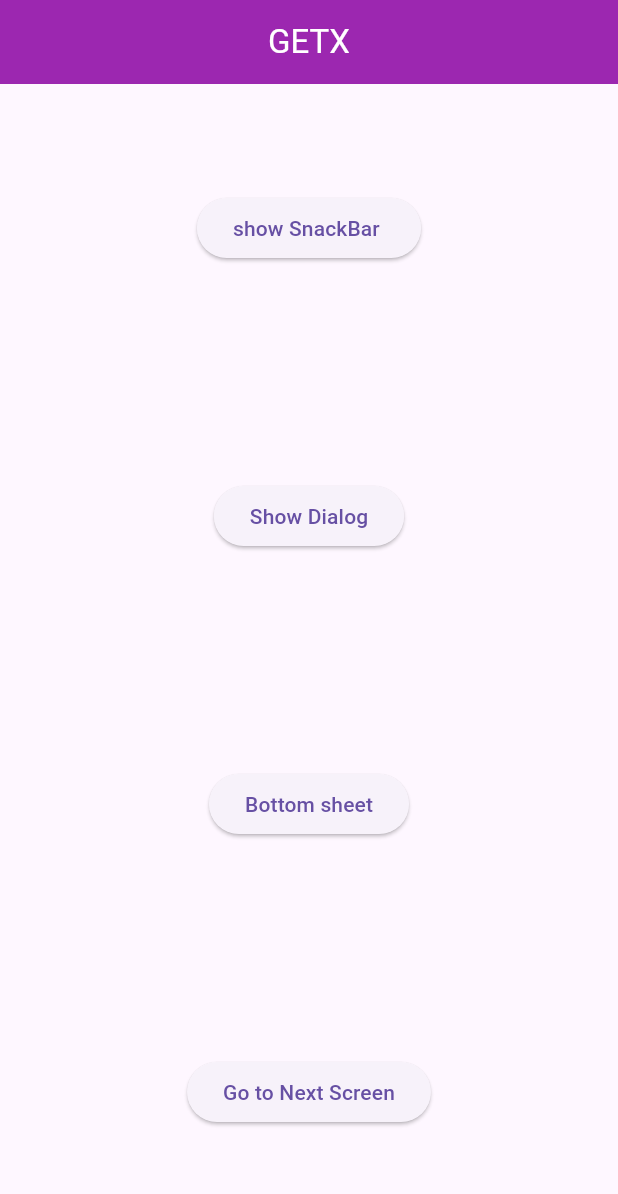
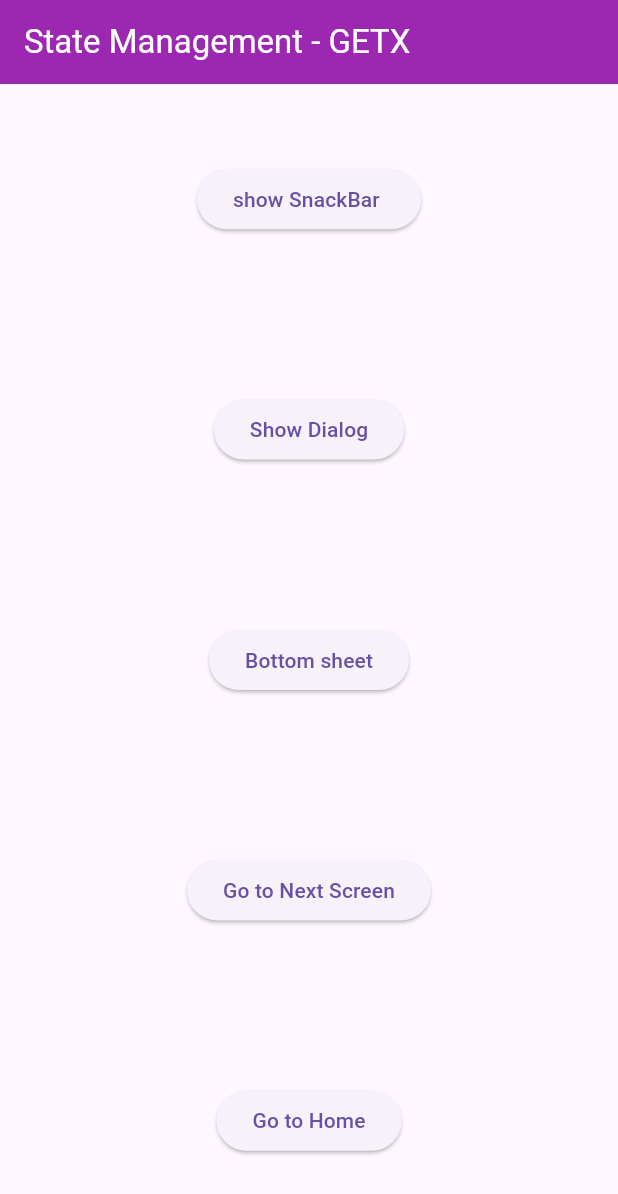
Before and after one commit to jasirpk/Getx, a Flutter app: the screen it shows after launch, on a phone screen of 412 x 824 dp. Shown: the top 1194 px of the screen. Run offline on Flutter 3.47's test engine with Material 3 defaults, Android fonts, the phone set to English and light mode, and no system bars; our stand-ins replace get.

Commit message:
rote added

```diff
--- a/lib/main.dart
+++ b/lib/main.dart
@@ -1,6 +1,8 @@
 import 'package:Getx/screens/home_screen.dart';
 import 'package:Getx/widgets/alert_dialog.dart';
 import 'package:Getx/widgets/bottom_sheet.dart';
+import 'package:Getx/widgets/named_route.dart';
+import 'package:Getx/widgets/navigate_route.dart';
 import 'package:Getx/widgets/snackbar.dart';
 import 'package:flutter/material.dart';
 import 'package:get/get.dart';
@@ -16,15 +18,23 @@ class MyApp extends StatelessWidget {
   @override
   Widget build(BuildContext context) {
     return GetMaterialApp(
+      initialRoute: "/",
+      defaultTransition: Transition.zoom,
+      getPages: [
+        GetPage(name: '/', page: () => MyApp()),
+        GetPage(
+            name: '/home',
+            page: () => Home_Screen(),
+            transition: Transition.leftToRight)
+      ],
       theme: ThemeData(
         appBarTheme: AppBarTheme(color: Colors.purple),
       ),
       title: 'GETX',
       home: Scaffold(
         appBar: AppBar(
-          centerTitle: true,
           title: Text(
-            'GETX',
+            'State Management - GETX',
             style: TextStyle(color: Colors.white),
           ),
         ),
@@ -36,24 +46,8 @@ class MyApp extends StatelessWidget {
               SnackBar_Screen(),
               AlertDialog_Screen(),
               BottomSheet_Screen(),
-              ElevatedButton(
-                  onPressed: () async {
-                    var data = await Get.to(
-                      Home_Screen(),
-                      arguments: "Data from Main",
-                      fullscreenDialog: true,
-                      transition: Transition.zoom,
-                      duration: Duration(milliseconds: 900),
-                      // curve: Curves.bounceInOut,
-                    );
-                    print("The recieved data is $data");
-                    // This will not return..!
-                    // Get.off(Home_Screen());
-
-                    // Go to Home and removing all previous screens...!
-                    // Get.offAll(Home_Screen());
-                  },
-                  child: Text('Go to Next Screen')),
+              Navigate_Route_Screen(),
+              NamedRoute_Screen(),
             ],
           ),
         ),
--- /dev/null
+++ b/lib/widgets/named_route.dart
@@ -0,0 +1,18 @@
+import 'package:flutter/material.dart';
+import 'package:get/get.dart';
+
+class NamedRoute_Screen extends StatelessWidget {
+  const NamedRoute_Screen({
+    super.key,
+  });
+
+  @override
+  Widget build(BuildContext context) {
+    return ElevatedButton(
+      onPressed: () {
+        Get.toNamed("/home");
+      },
+      child: Text('Go to Home'),
+    );
+  }
+}
--- /dev/null
+++ b/lib/widgets/navigate_route.dart
@@ -0,0 +1,31 @@
+import 'package:Getx/screens/home_screen.dart';
+import 'package:flutter/material.dart';
+import 'package:get/get.dart';
+
+class Navigate_Route_Screen extends StatelessWidget {
+  const Navigate_Route_Screen({
+    super.key,
+  });
+
+  @override
+  Widget build(BuildContext context) {
+    return ElevatedButton(
+        onPressed: () async {
+          var data = await Get.to(
+            Home_Screen(),
+            arguments: "Data from Main",
+            fullscreenDialog: true,
+            transition: Transition.zoom,
+            duration: Duration(milliseconds: 900),
+            // curve: Curves.bounceInOut,
+          );
+          print("The recieved data is $data");
+          // This will not return..!
+          // Get.off(Home_Screen());
+
+          // Go to Home and removing all previous screens...!
+          // Get.offAll(Home_Screen());
+        },
+        child: Text('Go to Next Screen'));
+  }
+}
--- a/pubspec.yaml
+++ b/pubspec.yaml
@@ -36,6 +36,7 @@ dependencies:
   # Use with the CupertinoIcons class for iOS style icons.
   cupertino_icons: ^1.0.6
   get: ^4.6.6
+  provider: ^6.1.2
 
 dev_dependencies:
   flutter_test:
```
Also changed, not shown: pubspec.lock.
